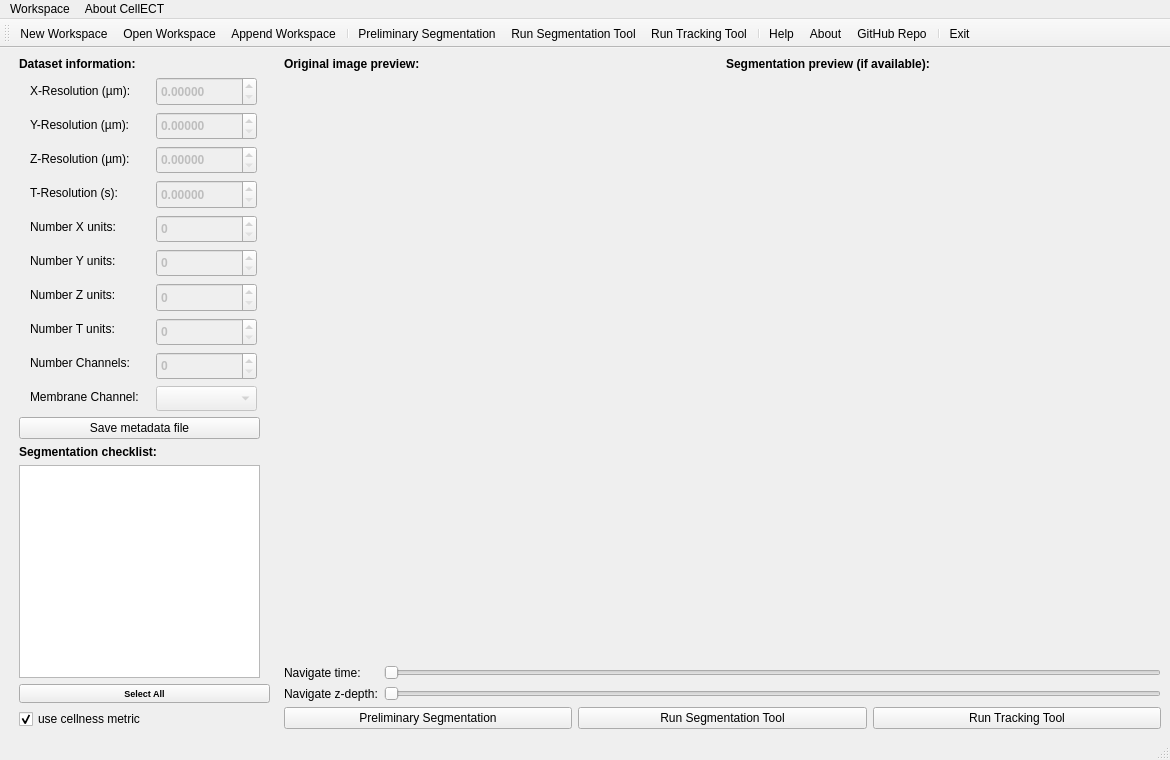
This is CellECT/gui/layout.ui in ddiana/CellECT as Qt 5 draws it before an edit. The edited form follows.
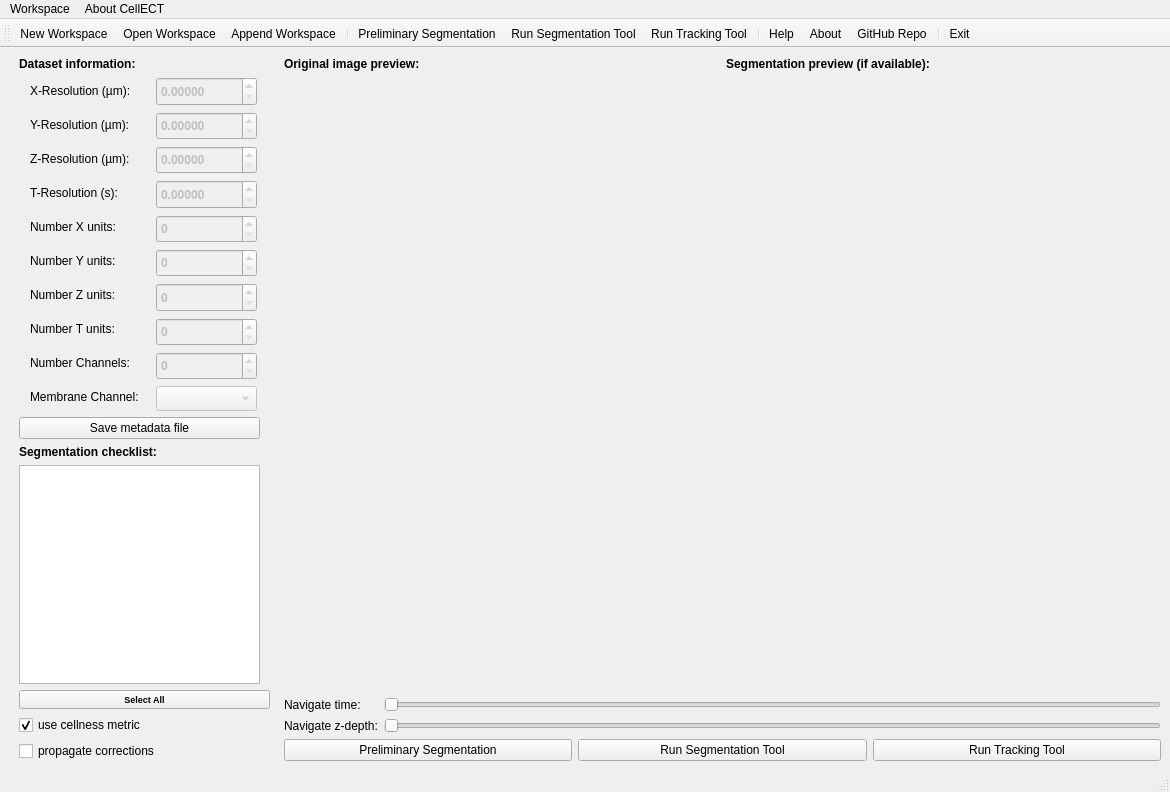
This is the edited form. Icons and pictures are not drawn.

Commit message: propagate nuclei

Diff of the .ui file:
```diff
--- a/CellECT/gui/layout.ui
+++ b/CellECT/gui/layout.ui
@@ -7,7 +7,7 @@
     <x>0</x>
     <y>0</y>
     <width>1170</width>
-    <height>760</height>
+    <height>792</height>
    </rect>
   </property>
   <property name="sizePolicy">
@@ -688,6 +688,19 @@
         </property>
        </widget>
       </item>
+      <item>
+       <widget class="QCheckBox" name="checkBox_propagate">
+        <property name="enabled">
+         <bool>true</bool>
+        </property>
+        <property name="text">
+         <string>propagate corrections</string>
+        </property>
+        <property name="checked">
+         <bool>false</bool>
+        </property>
+       </widget>
+      </item>
      </layout>
     </item>
     <item>
```
The commit also changes 10 other files.
